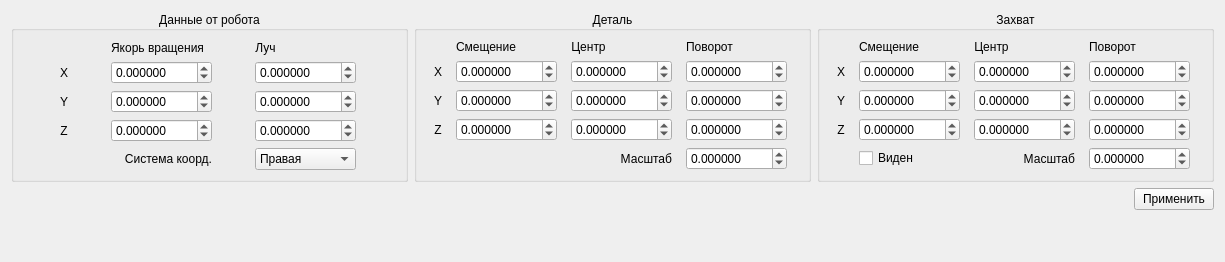
The window that cguisettingswidget.ui (ncPUMA/FanucBotGui) describes before a commit, drawn with Qt 5.
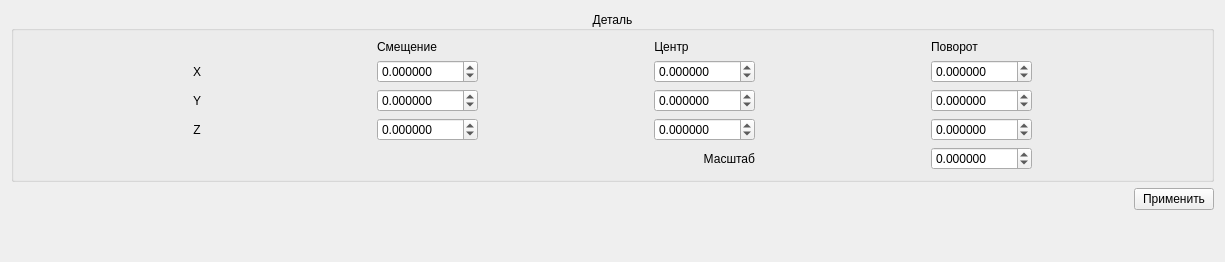
The same window after the commit.

```diff
--- a/cguisettingswidget.ui
+++ b/cguisettingswidget.ui
@@ -16,224 +16,6 @@
   <layout class="QVBoxLayout" name="verticalLayout">
    <item>
     <layout class="QHBoxLayout" name="hlSettings">
-     <item>
-      <widget class="QGroupBox" name="gbBot">
-       <property name="title">
-        <string>Данные от робота</string>
-       </property>
-       <property name="alignment">
-        <set>Qt::AlignCenter</set>
-       </property>
-       <layout class="QGridLayout" name="gridLayout_3">
-        <item row="2" column="1">
-         <widget class="QDoubleSpinBox" name="dsbBotAnchorY">
-          <property name="decimals">
-           <number>6</number>
-          </property>
-          <property name="minimum">
-           <double>-1000.000000000000000</double>
-          </property>
-          <property name="maximum">
-           <double>1000.000000000000000</double>
-          </property>
-          <property name="singleStep">
-           <double>0.100000000000000</double>
-          </property>
-         </widget>
-        </item>
-        <item row="1" column="1">
-         <widget class="QDoubleSpinBox" name="dsbBotAnchorX">
-          <property name="decimals">
-           <number>6</number>
-          </property>
-          <property name="minimum">
-           <double>-1000.000000000000000</double>
-          </property>
-          <property name="maximum">
-           <double>1000.000000000000000</double>
-          </property>
-          <property name="singleStep">
-           <double>0.100000000000000</double>
-          </property>
-         </widget>
-        </item>
-        <item row="0" column="1">
-         <widget class="QLabel" name="lbBotAnchorHeader">
-          <property name="sizePolicy">
-           <sizepolicy hsizetype="Maximum" vsizetype="Preferred">
-            <horstretch>0</horstretch>
-            <verstretch>0</verstretch>
-           </sizepolicy>
-          </property>
-          <property name="text">
-           <string>Якорь вращения</string>
-          </property>
-          <property name="alignment">
-           <set>Qt::AlignCenter</set>
-          </property>
-         </widget>
-        </item>
-        <item row="3" column="0">
-         <widget class="QLabel" name="lbBotZ">
-          <property name="sizePolicy">
-           <sizepolicy hsizetype="Maximum" vsizetype="Preferred">
-            <horstretch>0</horstretch>
-            <verstretch>0</verstretch>
-           </sizepolicy>
-          </property>
-          <property name="text">
-           <string>Z</string>
-          </property>
-          <property name="alignment">
-           <set>Qt::AlignCenter</set>
-          </property>
-         </widget>
-        </item>
-        <item row="2" column="0">
-         <widget class="QLabel" name="lbBotY">
-          <property name="sizePolicy">
-           <sizepolicy hsizetype="Maximum" vsizetype="Preferred">
-            <horstretch>0</horstretch>
-            <verstretch>0</verstretch>
-           </sizepolicy>
-          </property>
-          <property name="text">
-           <string>Y</string>
-          </property>
-          <property name="alignment">
-           <set>Qt::AlignCenter</set>
-          </property>
-         </widget>
-        </item>
-        <item row="3" column="1">
-         <widget class="QDoubleSpinBox" name="dsbBotAnchorZ">
-          <property name="decimals">
-           <number>6</number>
-          </property>
-          <property name="minimum">
-           <double>-1000.000000000000000</double>
-          </property>
-          <property name="maximum">
-           <double>1000.000000000000000</double>
-          </property>
-          <property name="singleStep">
-           <double>0.100000000000000</double>
-          </property>
-         </widget>
-        </item>
-        <item row="4" column="2">
-         <widget class="QComboBox" name="cbBotCoordType">
-          <item>
-           <property name="text">
-            <string>Правая</string>
-           </property>
-          </item>
-          <item>
-           <property name="text">
-            <string>Левая</string>
-           </property>
-          </item>
-         </widget>
-        </item>
-        <item row="1" column="0">
-         <widget class="QLabel" name="lbBotX">
-          <property name="sizePolicy">
-           <sizepolicy hsizetype="Maximum" vsizetype="Preferred">
-            <horstretch>0</horstretch>
-            <verstretch>0</verstretch>
-           </sizepolicy>
-          </property>
-          <property name="text">
-           <string>X</string>
-          </property>
-          <property name="alignment">
-           <set>Qt::AlignCenter</set>
-          </property>
-         </widget>
-        </item>
-        <item row="4" column="1">
-         <widget class="QLabel" name="lbBotCoordType">
-          <property name="sizePolicy">
-           <sizepolicy hsizetype="Preferred" vsizetype="Preferred">
-            <horstretch>0</horstretch>
-            <verstretch>0</verstretch>
-           </sizepolicy>
-          </property>
-          <property name="text">
-           <string>Система коорд.</string>
-          </property>
-          <property name="alignment">
-           <set>Qt::AlignRight|Qt::AlignTrailing|Qt::AlignVCenter</set>
-          </property>
-         </widget>
-        </item>
-        <item row="0" column="2">
-         <widget class="QLabel" name="lbBotLaser">
-          <property name="sizePolicy">
-           <sizepolicy hsizetype="Maximum" vsizetype="Preferred">
-            <horstretch>0</horstretch>
-            <verstretch>0</verstretch>
-           </sizepolicy>
-          </property>
-          <property name="text">
-           <string>Луч</string>
-          </property>
-          <property name="alignment">
-           <set>Qt::AlignCenter</set>
-          </property>
-         </widget>
-        </item>
-        <item row="1" column="2">
-         <widget class="QDoubleSpinBox" name="dsbBotLaserX">
-          <property name="decimals">
-           <number>6</number>
-          </property>
-          <property name="minimum">
-           <double>-1000.000000000000000</double>
-          </property>
-          <property name="maximum">
-           <double>1000.000000000000000</double>
-          </property>
-          <property name="singleStep">
-           <double>0.100000000000000</double>
-          </property>
-         </widget>
-        </item>
-        <item row="2" column="2">
-         <widget class="QDoubleSpinBox" name="dsbBotLaserY">
-          <property name="decimals">
-           <number>6</number>
-          </property>
-          <property name="minimum">
-           <double>-1000.000000000000000</double>
-          </property>
-          <property name="maximum">
-           <double>1000.000000000000000</double>
-          </property>
-          <property name="singleStep">
-           <double>0.100000000000000</double>
-          </property>
-         </widget>
-        </item>
-        <item row="3" column="2">
-         <widget class="QDoubleSpinBox" name="dsbBotLaserZ">
-          <property name="decimals">
-           <number>6</number>
-          </property>
-          <property name="minimum">
-           <double>-1000.000000000000000</double>
-          </property>
-          <property name="maximum">
-           <double>1000.000000000000000</double>
-          </property>
-          <property name="singleStep">
-           <double>0.100000000000000</double>
-          </property>
-         </widget>
-        </item>
-       </layout>
-      </widget>
-     </item>
      <item>
       <widget class="QGroupBox" name="gbPart">
        <property name="title">
@@ -518,297 +300,6 @@
        </layout>
       </widget>
      </item>
-     <item>
-      <widget class="QGroupBox" name="gbGrab">
-       <property name="title">
-        <string>Захват</string>
-       </property>
-       <property name="alignment">
-        <set>Qt::AlignCenter</set>
-       </property>
-       <layout class="QGridLayout" name="gridLayout_2">
-        <item row="3" column="2">
-         <widget class="QDoubleSpinBox" name="dsbGripCenterZ">
-          <property name="decimals">
-           <number>6</number>
-          </property>
-          <property name="minimum">
-           <double>-1000.000000000000000</double>
-          </property>
-          <property name="maximum">
-           <double>1000.000000000000000</double>
-          </property>
-          <property name="singleStep">
-           <double>0.100000000000000</double>
-          </property>
-         </widget>
-        </item>
-        <item row="1" column="0">
-         <widget class="QLabel" name="lbGripX">
-          <property name="sizePolicy">
-           <sizepolicy hsizetype="Maximum" vsizetype="Preferred">
-            <horstretch>0</horstretch>
-            <verstretch>0</verstretch>
-           </sizepolicy>
-          </property>
-          <property name="text">
-           <string>X</string>
-          </property>
-          <property name="alignment">
-           <set>Qt::AlignCenter</set>
-          </property>
-         </widget>
-        </item>
-        <item row="2" column="1">
-         <widget class="QDoubleSpinBox" name="dsbGripTrY">
-          <property name="decimals">
-           <number>6</number>
-          </property>
-          <property name="minimum">
-           <double>-1000.000000000000000</double>
-          </property>
-          <property name="maximum">
-           <double>1000.000000000000000</double>
-          </property>
-          <property name="singleStep">
-           <double>0.100000000000000</double>
-          </property>
-         </widget>
-        </item>
-        <item row="2" column="3">
-         <widget class="QDoubleSpinBox" name="dsbGripRotateY">
-          <property name="decimals">
-           <number>6</number>
-          </property>
-          <property name="minimum">
-           <double>-1000.000000000000000</double>
-          </property>
-          <property name="maximum">
-           <double>1000.000000000000000</double>
-          </property>
-          <property name="singleStep">
-           <double>0.100000000000000</double>
-          </property>
-         </widget>
-        </item>
-        <item row="2" column="0">
-         <widget class="QLabel" name="lbGripY">
-          <property name="sizePolicy">
-           <sizepolicy hsizetype="Maximum" vsizetype="Preferred">
-            <horstretch>0</horstretch>
-            <verstretch>0</verstretch>
-           </sizepolicy>
-          </property>
-          <property name="text">
-           <string>Y</string>
-          </property>
-          <property name="alignment">
-           <set>Qt::AlignCenter</set>
-          </property>
-         </widget>
-        </item>
-        <item row="1" column="3">
-         <widget class="QDoubleSpinBox" name="dsbGripRotateX">
-          <property name="decimals">
-           <number>6</number>
-          </property>
-          <property name="minimum">
-           <double>-1000.000000000000000</double>
-          </property>
-          <property name="maximum">
-           <double>1000.000000000000000</double>
-          </property>
-          <property name="singleStep">
-           <double>0.100000000000000</double>
-          </property>
-         </widget>
-        </item>
-        <item row="0" column="3">
-         <widget class="QLabel" name="lbGripRotateHeader">
-          <property name="sizePolicy">
-           <sizepolicy hsizetype="Maximum" vsizetype="Preferred">
-            <horstretch>0</horstretch>
-            <verstretch>0</verstretch>
-           </sizepolicy>
-          </property>
-          <property name="text">
-           <string>Поворот</string>
-          </property>
-          <property name="alignment">
-           <set>Qt::AlignCenter</set>
-          </property>
-         </widget>
-        </item>
-        <item row="3" column="0">
-         <widget class="QLabel" name="lbGripZ">
-          <property name="sizePolicy">
-           <sizepolicy hsizetype="Maximum" vsizetype="Preferred">
-            <horstretch>0</horstretch>
-            <verstretch>0</verstretch>
-           </sizepolicy>
-          </property>
-          <property name="text">
-           <string>Z</string>
-          </property>
-          <property name="alignment">
-           <set>Qt::AlignCenter</set>
-          </property>
-         </widget>
-        </item>
-        <item row="1" column="1">
-         <widget class="QDoubleSpinBox" name="dsbGripTrX">
-          <property name="decimals">
-           <number>6</number>
-          </property>
-          <property name="minimum">
-           <double>-1000.000000000000000</double>
-          </property>
-          <property name="maximum">
-           <double>1000.000000000000000</double>
-          </property>
-          <property name="singleStep">
-           <double>0.100000000000000</double>
-          </property>
-         </widget>
-        </item>
-        <item row="3" column="3">
-         <widget class="QDoubleSpinBox" name="dsbGripRotateZ">
-          <property name="decimals">
-           <number>6</number>
-          </property>
-          <property name="minimum">
-           <double>-1000.000000000000000</double>
-          </property>
-          <property name="maximum">
-           <double>1000.000000000000000</double>
-          </property>
-          <property name="singleStep">
-           <double>0.100000000000000</double>
-          </property>
-         </widget>
-        </item>
-        <item row="0" column="2">
-         <widget class="QLabel" name="lbGripCenterHeader">
-          <property name="sizePolicy">
-           <sizepolicy hsizetype="Maximum" vsizetype="Preferred">
-            <horstretch>0</horstretch>
-            <verstretch>0</verstretch>
-           </sizepolicy>
-          </property>
-          <property name="text">
-           <string>Центр</string>
-          </property>
-          <property name="alignment">
-           <set>Qt::AlignCenter</set>
-          </property>
-         </widget>
-        </item>
-        <item row="0" column="1">
-         <widget class="QLabel" name="lbGripTrHeader">
-          <property name="sizePolicy">
-           <sizepolicy hsizetype="Maximum" vsizetype="Preferred">
-            <horstretch>0</horstretch>
-            <verstretch>0</verstretch>
-           </sizepolicy>
-          </property>
-          <property name="text">
-           <string>Смещение</string>
-          </property>
-          <property name="alignment">
-           <set>Qt::AlignCenter</set>
-          </property>
-         </widget>
-        </item>
-        <item row="2" column="2">
-         <widget class="QDoubleSpinBox" name="dsbGripCenterY">
-          <property name="decimals">
-           <number>6</number>
-          </property>
-          <property name="minimum">
-           <double>-1000.000000000000000</double>
-          </property>
-          <property name="maximum">
-           <double>1000.000000000000000</double>
-          </property>
-          <property name="singleStep">
-           <double>0.100000000000000</double>
-          </property>
-         </widget>
-        </item>
-        <item row="1" column="2">
-         <widget class="QDoubleSpinBox" name="dsbGripCenterX">
-          <property name="decimals">
-           <number>6</number>
-          </property>
-          <property name="minimum">
-           <double>-1000.000000000000000</double>
-          </property>
-          <property name="maximum">
-           <double>1000.000000000000000</double>
-          </property>
-          <property name="singleStep">
-           <double>0.100000000000000</double>
-          </property>
-         </widget>
-        </item>
-        <item row="3" column="1">
-         <widget class="QDoubleSpinBox" name="dsbGripTrZ">
-          <property name="decimals">
-           <number>6</number>
-          </property>
-          <property name="minimum">
-           <double>-1000.000000000000000</double>
-          </property>
-          <property name="maximum">
-           <double>1000.000000000000000</double>
-          </property>
-          <property name="singleStep">
-           <double>0.100000000000000</double>
-          </property>
-         </widget>
-        </item>
-        <item row="4" column="3">
-         <widget class="QDoubleSpinBox" name="dsbGripScale">
-          <property name="decimals">
-           <number>6</number>
-          </property>
-          <property name="minimum">
-           <double>-1000.000000000000000</double>
-          </property>
-          <property name="maximum">
-           <double>1000.000000000000000</double>
-          </property>
-          <property name="singleStep">
-           <double>0.100000000000000</double>
-          </property>
-         </widget>
-        </item>
-        <item row="4" column="2">
-         <widget class="QLabel" name="lbGripScale">
-          <property name="sizePolicy">
-           <sizepolicy hsizetype="Preferred" vsizetype="Preferred">
-            <horstretch>0</horstretch>
-            <verstretch>0</verstretch>
-           </sizepolicy>
-          </property>
-          <property name="text">
-           <string>Масштаб</string>
-          </property>
-          <property name="alignment">
-           <set>Qt::AlignRight|Qt::AlignTrailing|Qt::AlignVCenter</set>
-          </property>
-         </widget>
-        </item>
-        <item row="4" column="1">
-         <widget class="QCheckBox" name="checkGripVis">
-          <property name="text">
-           <string>Виден</string>
-          </property>
-         </widget>
-        </item>
-       </layout>
-      </widget>
-     </item>
     </layout>
    </item>
    <item>
```
